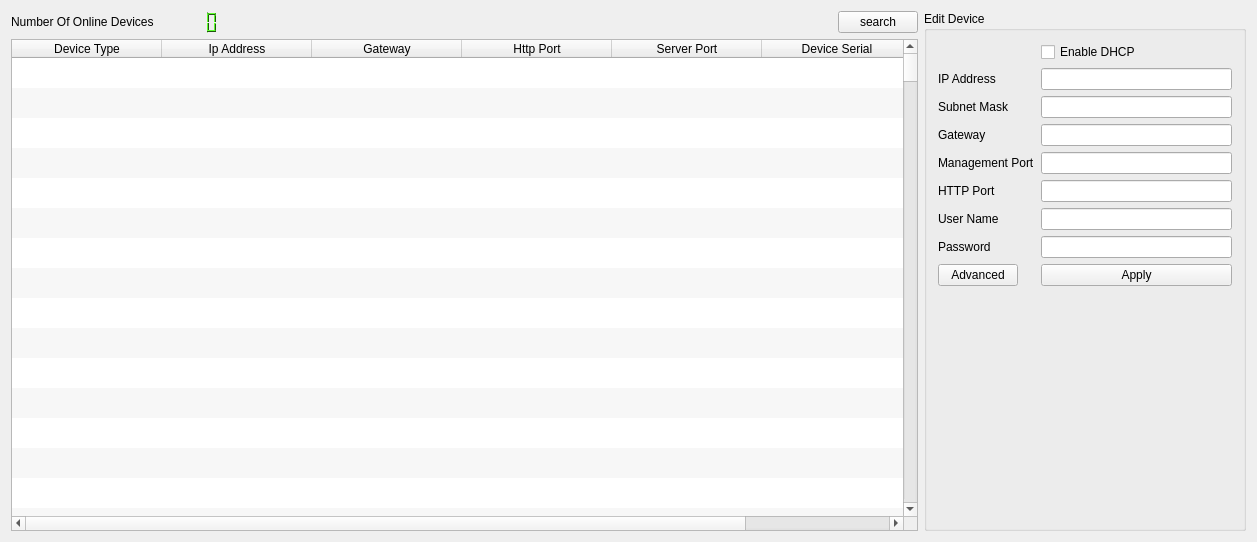
This is Latest1/mainwindow.ui in itripleg/Projects as Qt 5 draws it before an edit. The edited form follows.
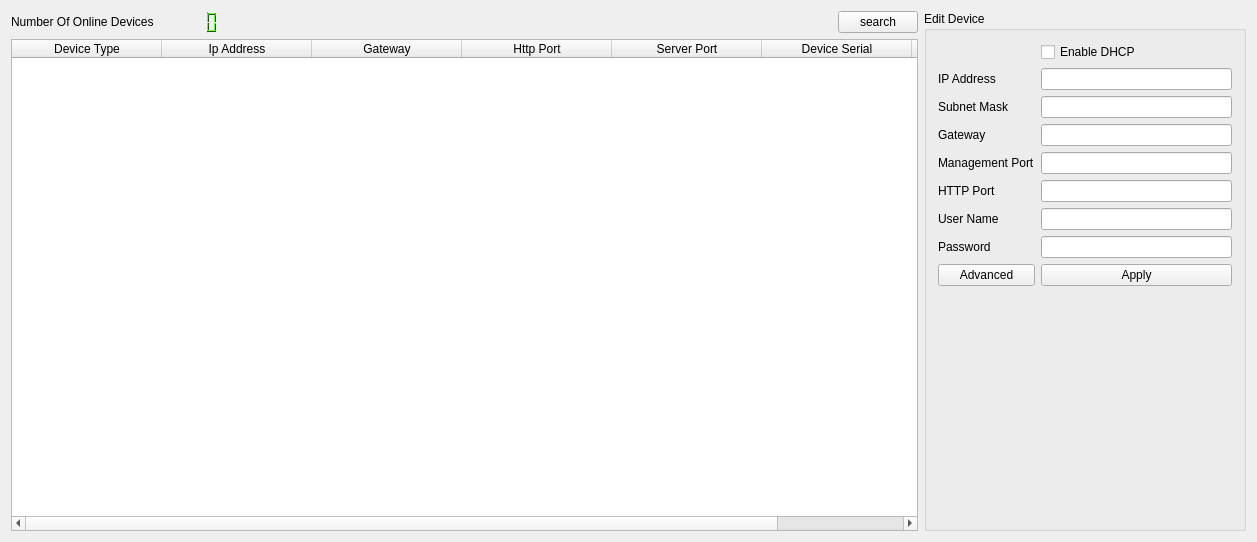
This is the edited form.

The edit to the form file:
```diff
--- a/Latest1/mainwindow.ui
+++ b/Latest1/mainwindow.ui
@@ -38,7 +38,7 @@
       <property name="title">
        <string>Edit Device</string>
       </property>
-      <layout class="QFormLayout" name="formLayout">
+      <layout class="QGridLayout" name="gridLayout_2">
        <item row="0" column="1">
         <widget class="QCheckBox" name="checkBox">
          <property name="text">
@@ -116,7 +116,14 @@
        <item row="7" column="1">
         <widget class="QLineEdit" name="passwordLineEdit"/>
        </item>
-       <item row="10" column="1">
+       <item row="8" column="0">
+        <widget class="QPushButton" name="advancebtn">
+         <property name="text">
+          <string>Advanced</string>
+         </property>
+        </widget>
+       </item>
+       <item row="8" column="1">
         <widget class="QPushButton" name="applyButton">
          <property name="cursor">
           <cursorShape>ArrowCursor</cursorShape>
@@ -129,10 +136,10 @@
          </property>
         </widget>
        </item>
-       <item row="10" column="0">
-        <widget class="QPushButton" name="advancebtn">
+       <item row="9" column="0" colspan="2">
+        <widget class="QLabel" name="logo">
          <property name="text">
-          <string>Advanced</string>
+          <string/>
          </property>
         </widget>
        </item>
@@ -668,7 +675,10 @@
          <bool>true</bool>
         </property>
         <property name="rowCount">
-         <number>248</number>
+         <number>0</number>
+        </property>
+        <property name="columnCount">
+         <number>7</number>
         </property>
         <attribute name="horizontalHeaderVisible">
          <bool>true</bool>
@@ -700,254 +710,6 @@
         <attribute name="verticalHeaderShowSortIndicator" stdset="0">
          <bool>true</bool>
         </attribute>
-        <row/>
-        <row/>
-        <row/>
-        <row/>
-        <row/>
-        <row/>
-        <row/>
-        <row/>
-        <row/>
-        <row/>
-        <row/>
-        <row/>
-        <row/>
-        <row/>
-        <row/>
-        <row/>
-        <row/>
-        <row/>
-        <row/>
-        <row/>
-        <row/>
-        <row/>
-        <row/>
-        <row/>
-        <row/>
-        <row/>
-        <row/>
-        <row/>
-        <row/>
-        <row/>
-        <row/>
-        <row/>
-        <row/>
-        <row/>
-        <row/>
-        <row/>
-        <row/>
-        <row/>
-        <row/>
-        <row/>
-        <row/>
-        <row/>
-        <row/>
-        <row/>
-        <row/>
-        <row/>
-        <row/>
-        <row/>
-        <row/>
-        <row/>
-        <row/>
-        <row/>
-        <row/>
-        <row/>
-        <row/>
-        <row/>
-        <row/>
-        <row/>
-        <row/>
-        <row/>
-        <row/>
-        <row/>
-        <row/>
-        <row/>
-        <row/>
-        <row/>
-        <row/>
-        <row/>
-        <row/>
-        <row/>
-        <row/>
-        <row/>
-        <row/>
-        <row/>
-        <row/>
-        <row/>
-        <row/>
-        <row/>
-        <row/>
-        <row/>
-        <row/>
-        <row/>
-        <row/>
-        <row/>
-        <row/>
-        <row/>
-        <row/>
-        <row/>
-        <row/>
-        <row/>
-        <row/>
-        <row/>
-        <row/>
-        <row/>
-        <row/>
-        <row/>
-        <row/>
-        <row/>
-        <row/>
-        <row/>
-        <row/>
-        <row/>
-        <row/>
-        <row/>
-        <row/>
-        <row/>
-        <row/>
-        <row/>
-        <row/>
-        <row/>
-        <row/>
-        <row/>
-        <row/>
-        <row/>
-        <row/>
-        <row/>
-        <row/>
-        <row/>
-        <row/>
-        <row/>
-        <row/>
-        <row/>
-        <row/>
-        <row/>
-        <row/>
-        <row/>
-        <row/>
-        <row/>
-        <row/>
-        <row/>
-        <row/>
-        <row/>
-        <row/>
-        <row/>
-        <row/>
-        <row/>
-        <row/>
-        <row/>
-        <row/>
-        <row/>
-        <row/>
-        <row/>
-        <row/>
-        <row/>
-        <row/>
-        <row/>
-        <row/>
-        <row/>
-        <row/>
-        <row/>
-        <row/>
-        <row/>
-        <row/>
-        <row/>
-        <row/>
-        <row/>
-        <row/>
-        <row/>
-        <row/>
-        <row/>
-        <row/>
-        <row/>
-        <row/>
-        <row/>
-        <row/>
-        <row/>
-        <row/>
-        <row/>
-        <row/>
-        <row/>
-        <row/>
-        <row/>
-        <row/>
-        <row/>
-        <row/>
-        <row/>
-        <row/>
-        <row/>
-        <row/>
-        <row/>
-        <row/>
-        <row/>
-        <row/>
-        <row/>
-        <row/>
-        <row/>
-        <row/>
-        <row/>
-        <row/>
-        <row/>
-        <row/>
-        <row/>
-        <row/>
-        <row/>
-        <row/>
-        <row/>
-        <row/>
-        <row/>
-        <row/>
-        <row/>
-        <row/>
-        <row/>
-        <row/>
-        <row/>
-        <row/>
-        <row/>
-        <row/>
-        <row/>
-        <row/>
-        <row/>
-        <row/>
-        <row/>
-        <row/>
-        <row/>
-        <row/>
-        <row/>
-        <row/>
-        <row/>
-        <row/>
-        <row/>
-        <row/>
-        <row/>
-        <row/>
-        <row/>
-        <row/>
-        <row/>
-        <row/>
-        <row/>
-        <row/>
-        <row/>
-        <row/>
-        <row/>
-        <row/>
-        <row/>
-        <row/>
-        <row/>
-        <row/>
-        <row/>
-        <row/>
-        <row/>
-        <row/>
-        <row/>
-        <row/>
-        <row/>
-        <row/>
-        <row/>
-        <row/>
-        <row/>
         <column>
          <property name="text">
           <string>Device Type</string>
@@ -978,6 +740,11 @@
           <string>Device Serial</string>
          </property>
         </column>
+        <column>
+         <property name="text">
+          <string>uniview</string>
+         </property>
+        </column>
        </widget>
       </item>
      </layout>
```
Left out of the diff: 2 changed lines with no effect on the pictures.
